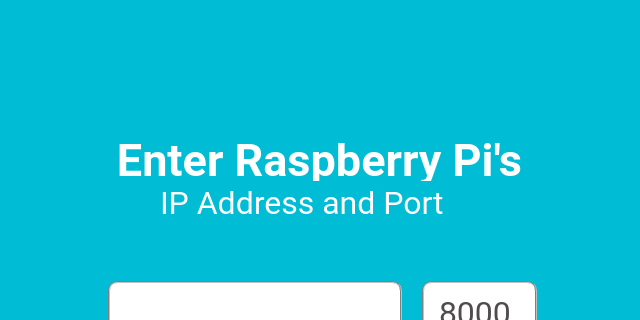
Before: the Qt Designer form client/login_screen.ui in sunfounder/SunFounder_PiCar-V, drawn with Qt 5; both pictures show x 0 to 640 and y 89 to 409 of the 640 by 640 pixel window.
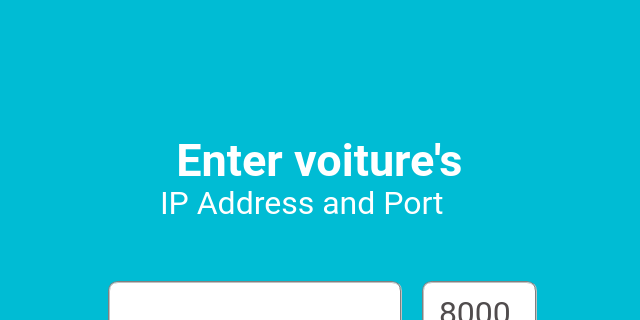
After: the same form once the commit is applied. Icons and pictures are not drawn.

Commit message: support for URLs up to 50 characters

```diff
--- a/client/login_screen.ui
+++ b/client/login_screen.ui
@@ -76,7 +76,7 @@
      <string notr="true">color: rgb(255, 255, 255);</string>
     </property>
     <property name="text">
-     <string>Enter Raspberry Pi's</string>
+     <string>Enter voiture's</string>
     </property>
     <property name="alignment">
      <set>Qt::AlignCenter</set>
```
Left out of the diff: 2 changed lines with no effect on the pictures. The commit also changes 1 other file.
